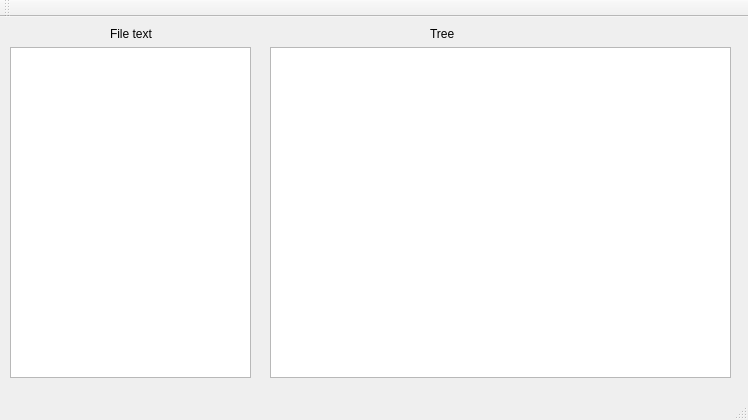
The window that parsertest.ui (dlivias/Parser) describes before a commit, drawn with Qt 5.
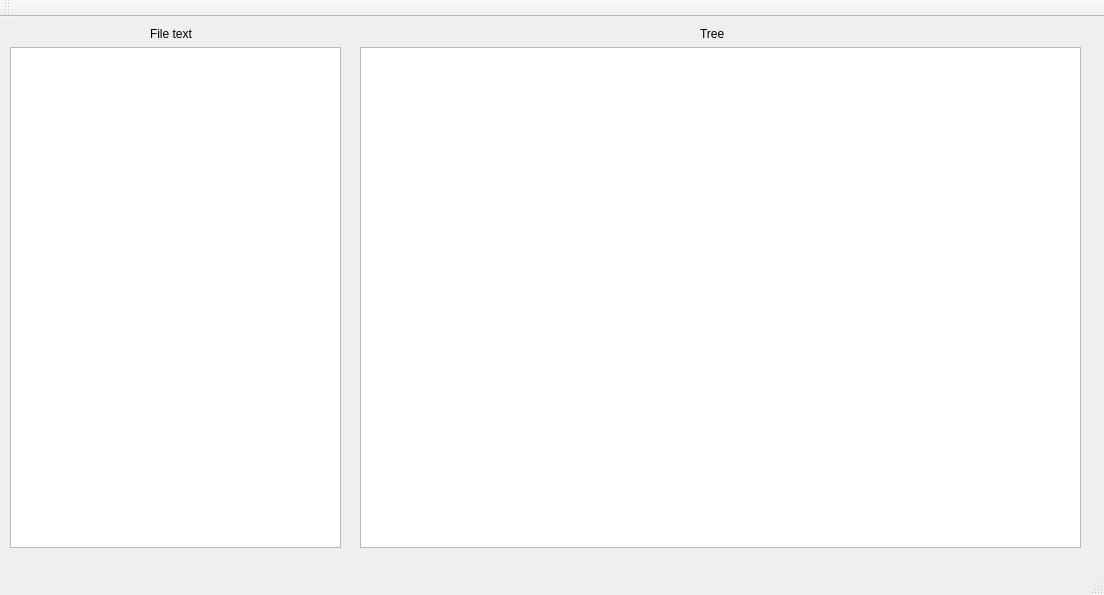
The same window after the commit.

Commit message: Увеличен размер окна, корректно работает при наличии атрибутов

The edit to the form file:
```diff
--- a/parsertest.ui
+++ b/parsertest.ui
@@ -6,8 +6,8 @@
    <rect>
     <x>0</x>
     <y>0</y>
-    <width>748</width>
-    <height>420</height>
+    <width>1104</width>
+    <height>595</height>
    </rect>
   </property>
   <property name="windowTitle">
@@ -19,8 +19,8 @@
      <rect>
       <x>10</x>
       <y>30</y>
-      <width>241</width>
-      <height>331</height>
+      <width>331</width>
+      <height>501</height>
      </rect>
     </property>
     <property name="font">
@@ -35,10 +35,10 @@
    <widget class="QTextEdit" name="parserEdit">
     <property name="geometry">
      <rect>
-      <x>270</x>
+      <x>360</x>
       <y>30</y>
-      <width>461</width>
-      <height>331</height>
+      <width>721</width>
+      <height>501</height>
      </rect>
     </property>
     <property name="font">
@@ -55,7 +55,7 @@
    <widget class="QLabel" name="label">
     <property name="geometry">
      <rect>
-      <x>110</x>
+      <x>150</x>
       <y>10</y>
       <width>47</width>
       <height>13</height>
@@ -68,7 +68,7 @@
    <widget class="QLabel" name="label_2">
     <property name="geometry">
      <rect>
-      <x>430</x>
+      <x>700</x>
       <y>10</y>
       <width>47</width>
       <height>13</height>
```
Left out of the diff: 2 changed lines with no effect on the pictures. The commit also changes 3 other files.
